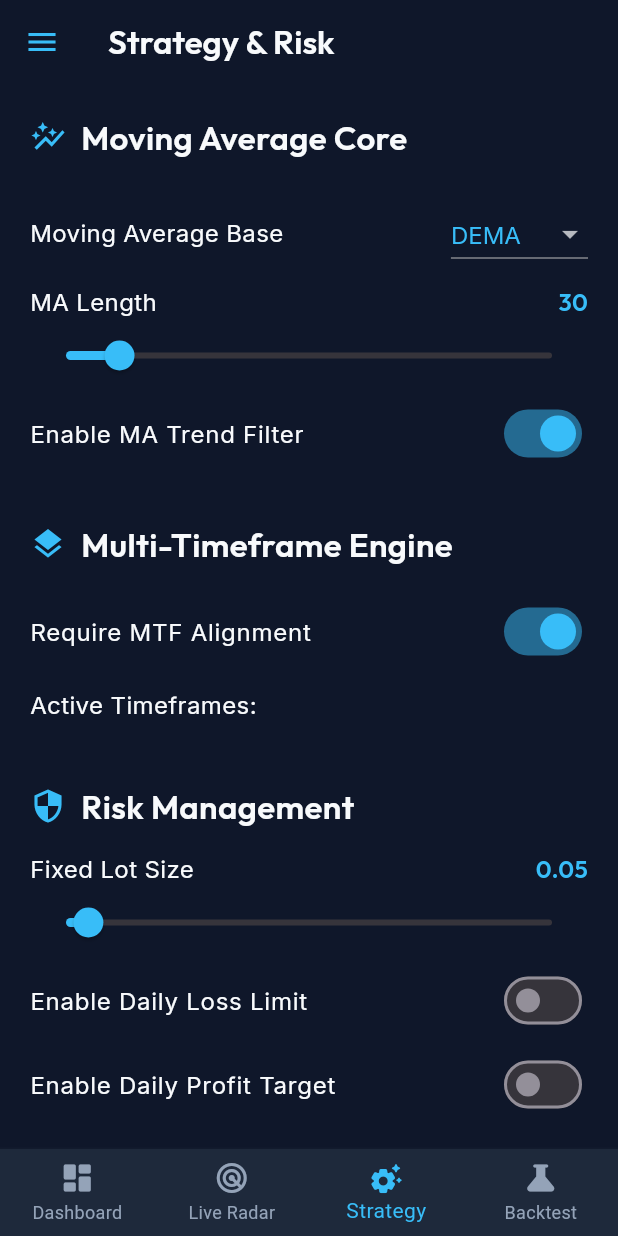
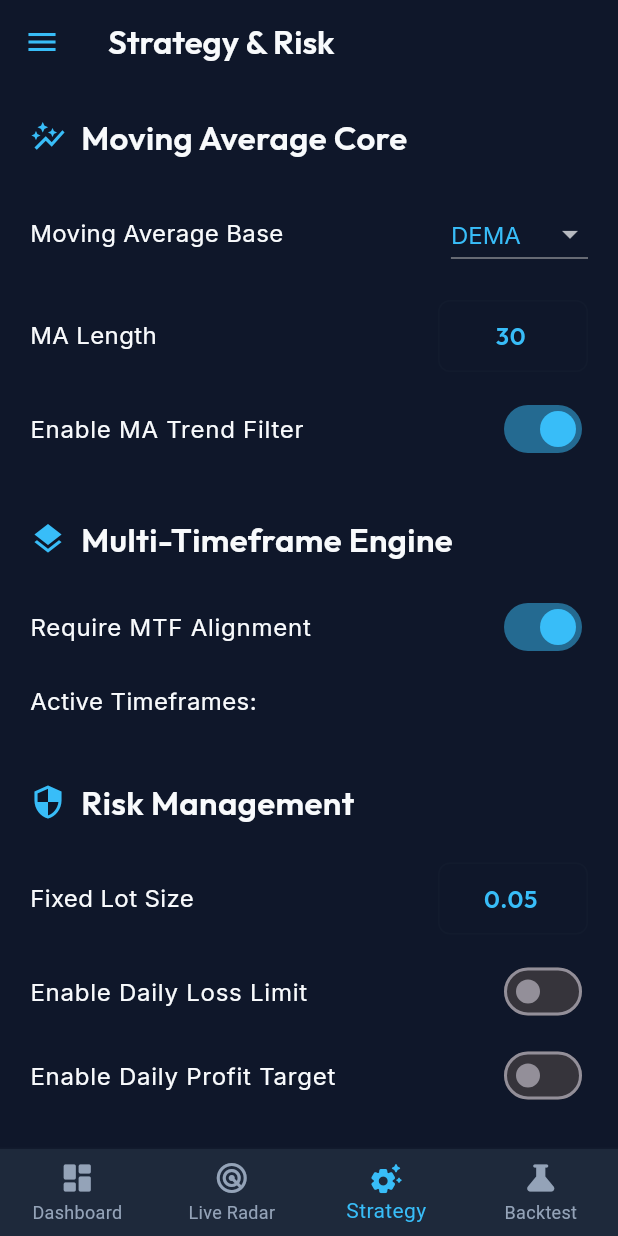
Before and after one commit to mahmoud97rmd/Tr1, a Flutter app: the screen it shows after launch, item 3 of the bottom bar chosen, on a phone screen of 412 x 824 dp. Run offline on Flutter 3.47's test engine with Material 3 defaults, Android fonts, the light colour scheme and no system bars; drawn by our look-alikes of flutter_animate; our stand-ins replace dio, flutter_riverpod, glassmorphism, google_fonts, local_auth, percent_indicator; network calls fail.

Commit message:
Replace sliders with text inputs for numerical fields

```diff
--- a/lib/features/strategy_config/presentation/configurator_screen.dart
+++ b/lib/features/strategy_config/presentation/configurator_screen.dart
@@ -49,10 +49,10 @@ class ConfiguratorScreen extends ConsumerWidget {
             ['SMA', 'EMA', 'WMA', 'DEMA', 'TEMA', 'SMMA', 'HULLMA', 'LSMA'],
             (val) => ref.read(botStateProvider.notifier).updateConfig({'basis_type': val}),
           ),
-          _buildSliderTile(
+          _buildNumberInputTile(
             'MA Length',
-            basisLen.toDouble(),
-            10, 200, 1,
+            basisLen,
+            false,
             (val) => ref.read(botStateProvider.notifier).updateConfig({'basis_len': val.toInt()}),
           ),
           _buildSwitchTile(
@@ -89,11 +89,11 @@ class ConfiguratorScreen extends ConsumerWidget {
 
           const SizedBox(height: 30),
           _buildSectionHeader(Icons.security, 'Risk Management'),
-          _buildSliderTile(
+          _buildNumberInputTile(
             'Fixed Lot Size',
             lotSize,
-            0.01, 1.0, 0.01,
-            (val) => ref.read(botStateProvider.notifier).updateConfig({'lot_size': val}),
+            true,
+            (val) => ref.read(botStateProvider.notifier).updateConfig({'lot_size': val.toDouble()}),
           ),
           _buildSwitchTile(
             'Enable Daily Loss Limit',
@@ -101,11 +101,11 @@ class ConfiguratorScreen extends ConsumerWidget {
             (val) => ref.read(botStateProvider.notifier).updateConfig({'daily_loss_enabled': val}),
           ),
           if (dailyLossEnabled)
-            _buildSliderTile(
+            _buildNumberInputTile(
               'Max Daily Loss (\$)',
               dailyLossUsd,
-              10, 1000, 10,
-              (val) => ref.read(botStateProvider.notifier).updateConfig({'daily_loss_usd': val}),
+              true,
+              (val) => ref.read(botStateProvider.notifier).updateConfig({'daily_loss_usd': val.toDouble()}),
             ),
 
           _buildSwitchTile(
@@ -114,11 +114,11 @@ class ConfiguratorScreen extends ConsumerWidget {
             (val) => ref.read(botStateProvider.notifier).updateConfig({'daily_target_enabled': val}),
           ),
           if (dailyTargetEnabled)
-            _buildSliderTile(
+            _buildNumberInputTile(
               'Daily Profit Target (\$)',
               dailyTargetUsd,
-              10, 2000, 10,
-              (val) => ref.read(botStateProvider.notifier).updateConfig({'daily_target_usd': val}),
+              true,
+              (val) => ref.read(botStateProvider.notifier).updateConfig({'daily_target_usd': val.toDouble()}),
             ),
 
           const SizedBox(height: 30),
@@ -134,16 +134,16 @@ class ConfiguratorScreen extends ConsumerWidget {
             (val) => ref.read(botStateProvider.notifier).updateConfig({'use_trailing': val}),
           ),
           if (botState['use_trailing'] == true) ...[
-            _buildSliderTile(
+            _buildNumberInputTile(
               'Trailing Points',
-              (botState['trail_points'] ?? 200).toDouble(),
-              50, 1000, 50,
+              botState['trail_points'] ?? 200,
+              false,
               (val) => ref.read(botStateProvider.notifier).updateConfig({'trail_points': val.toInt()}),
             ),
-            _buildSliderTile(
+            _buildNumberInputTile(
               'Trailing Offset',
-              (botState['trail_offset'] ?? 400).toDouble(),
-              100, 2000, 50,
+              botState['trail_offset'] ?? 400,
+              false,
               (val) => ref.read(botStateProvider.notifier).updateConfig({'trail_offset': val.toInt()}),
             ),
           ],
@@ -158,11 +158,11 @@ class ConfiguratorScreen extends ConsumerWidget {
             (val) => ref.read(botStateProvider.notifier).updateConfig({'use_max_spread': val}),
           ),
           if (botState['use_max_spread'] == true)
-            _buildSliderTile(
+            _buildNumberInputTile(
               'Max Spread Limit (Pips)',
-              (botState['max_spread_pips'] ?? 3.0).toDouble(),
-              1.0, 10.0, 0.5,
-              (val) => ref.read(botStateProvider.notifier).updateConfig({'max_spread_pips': val}),
+              botState['max_spread_pips'] ?? 3.0,
+              true,
+              (val) => ref.read(botStateProvider.notifier).updateConfig({'max_spread_pips': val.toDouble()}),
             ),
 
           const SizedBox(height: 40),
@@ -194,26 +194,47 @@ class ConfiguratorScreen extends ConsumerWidget {
     );
   }
 
-  Widget _buildSliderTile(String title, double value, double min, double max, double div, ValueChanged<double> onChanged) {
-    return Column(
-      crossAxisAlignment: CrossAxisAlignment.start,
-      children: [
-        Row(
-          mainAxisAlignment: MainAxisAlignment.spaceBetween,
-          children: [
-            Text(title, style: AppTextStyles.bodyText),
-            Text(value.toStringAsFixed(div < 1 ? 2 : 0), style: AppTextStyles.heading2.copyWith(color: AppColors.primaryNeon, fontSize: 16)),
-          ],
-        ),
-        Slider(
-          value: value,
-          min: min,
-          max: max,
-          divisions: ((max - min) / div).round(),
-          activeColor: AppColors.primaryNeon,
-          onChanged: onChanged,
-        ),
-      ],
+  Widget _buildNumberInputTile(String title, num value, bool isDouble, ValueChanged<num> onChanged) {
+    return Padding(
+      padding: const EdgeInsets.symmetric(vertical: 10),
+      child: Row(
+        mainAxisAlignment: MainAxisAlignment.spaceBetween,
+        children: [
+          Expanded(child: Text(title, style: AppTextStyles.bodyText)),
+          SizedBox(
+            width: 100,
+            child: TextField(
+              controller: TextEditingController(text: isDouble ? (value as double).toStringAsFixed(2) : value.toString()),
+              keyboardType: const TextInputType.numberWithOptions(decimal: true),
+              style: AppTextStyles.heading2.copyWith(color: AppColors.primaryNeon, fontSize: 16),
+              textAlign: TextAlign.center,
+              decoration: InputDecoration(
+                filled: true,
+                fillColor: AppColors.backgroundDark,
+                contentPadding: const EdgeInsets.symmetric(horizontal: 10, vertical: 8),
+                border: OutlineInputBorder(
+                  borderRadius: BorderRadius.circular(8),
+                  borderSide: const BorderSide(color: AppColors.surfaceGlass),
+                ),
+                enabledBorder: OutlineInputBorder(
+                  borderRadius: BorderRadius.circular(8),
+                  borderSide: const BorderSide(color: AppColors.surfaceGlass),
+                ),
+                focusedBorder: OutlineInputBorder(
+                  borderRadius: BorderRadius.circular(8),
+                  borderSide: const BorderSide(color: AppColors.primaryNeon),
+                ),
+              ),
+              onSubmitted: (val) {
+                final num? parsed = isDouble ? double.tryParse(val) : int.tryParse(val);
+                if (parsed != null) {
+                  onChanged(parsed);
+                }
+              },
+            ),
+          ),
+        ],
+      ),
     );
   }
 
```
Also changed, not shown: lib/features/strategy_config/presentation/tp_sl_screen.dart (+47 -26 lines).
